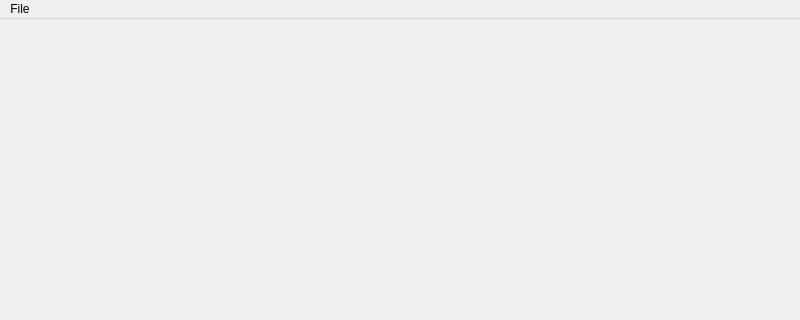
First picture: the form in forms/mainwindow.ui, repository RenatDW/CompGraph, before the edit; both pictures show x 0 to 800 and y 0 to 320 of the 800 by 600 pixel window.
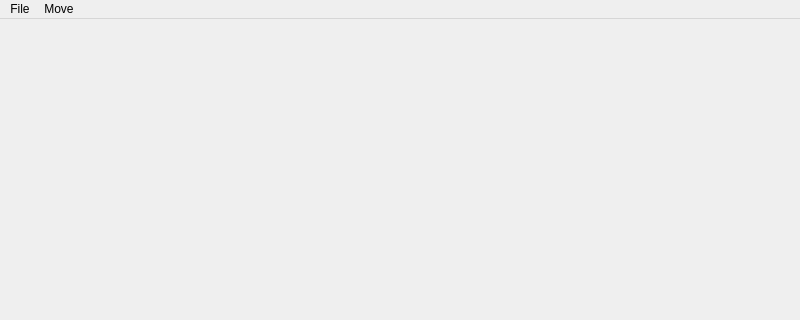
Second picture: the form after the edit.

Commit message: added buttons and camera movement

What changed in the file:
```diff
--- a/forms/mainwindow.ui
+++ b/forms/mainwindow.ui
@@ -23,14 +23,26 @@
                     <height>24</height>
                 </rect>
             </property>
-            <widget class="QMenu" name="menuFile">
+            <widget class="QMenu" name="menuwqqwe">
                 <property name="title">
                     <string>File</string>
                 </property>
                 <addaction name="actionLoad_Model"/>
                 <addaction name="actionSave_Model"/>
             </widget>
-            <addaction name="menuFile"/>
+            <widget class="QMenu" name="menuMove">
+                <property name="title">
+                    <string>Move</string>
+                </property>
+                <addaction name="actionUp"/>
+                <addaction name="actionDown"/>
+                <addaction name="actionLeft"/>
+                <addaction name="actionRight"/>
+                <addaction name="actionBack"/>
+                <addaction name="actionForward"/>
+            </widget>
+            <addaction name="menuwqqwe"/>
+            <addaction name="menuMove"/>
         </widget>
         <widget class="QStatusBar" name="statusbar"/>
         <action name="actionLoad_Model">
```
Left out of the diff: 32 changed lines with no effect on the pictures. The commit also changes 4 other files.
